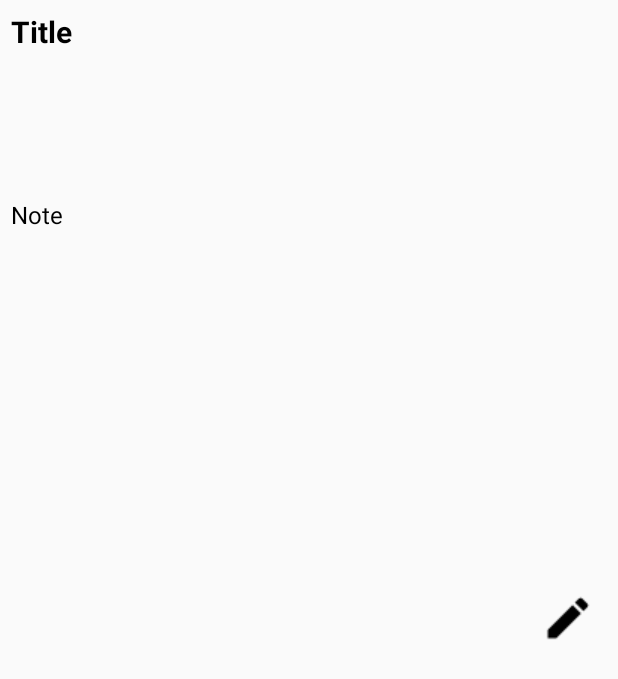
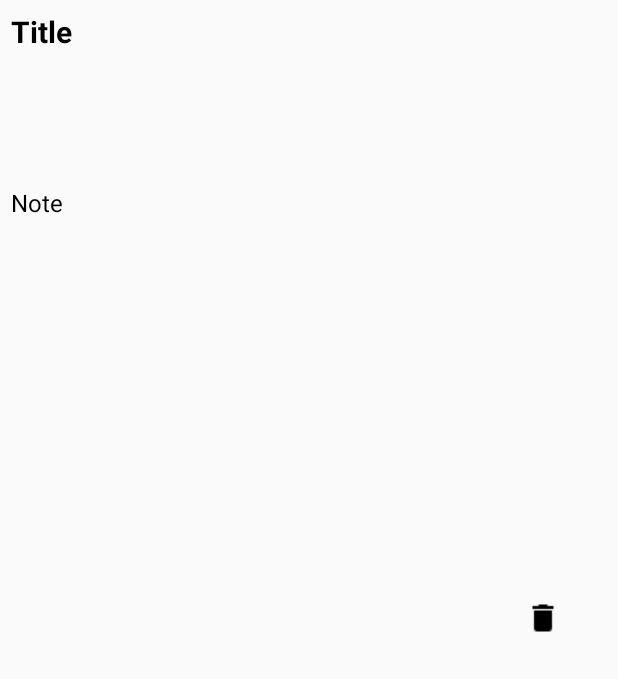
Before and after one commit to tran-haison/Take-Note, an Android app: the layout note_layout.xml on its own in the app's theme, with its tools: preview values and no code run, on a phone screen of 412 x 824 dp. Shown: the top 679 px of the screen. Run offline under Robolectric (Android 15) with nearby library versions, the phone set to English and light mode, and no system bars.

Commit message:
Update a lot

```diff
--- a/TakeNote/app/src/main/java/firstproject/tranhaison/takenote/AddNoteActivity.java
+++ b/TakeNote/app/src/main/java/firstproject/tranhaison/takenote/AddNoteActivity.java
@@ -54,6 +54,8 @@ public class AddNoteActivity extends AppCompatActivity {
 
                     Intent intent = new Intent(AddNoteActivity.this, ViewNoteActivity.class);
                     startActivity(intent);
+
+                    overridePendingTransition(R.anim.anim_enter_from_right, R.anim.anim_exit_to_left);
                 }
             }
         });
@@ -94,6 +96,7 @@ public class AddNoteActivity extends AppCompatActivity {
                     boolean isEdited = myDB.updateNote(editedNote.getId(), title, note);
                     if (isEdited) {
                         startActivity(intent);
+                        overridePendingTransition(R.anim.anim_enter_from_right, R.anim.anim_exit_to_left);
                     } else {
                         Toast.makeText(AddNoteActivity.this, "Nothing is chosen to be edited!", Toast.LENGTH_SHORT).show();
                         Toast.makeText(AddNoteActivity.this, "You should add a new note", Toast.LENGTH_SHORT).show();
--- a/TakeNote/app/src/main/java/firstproject/tranhaison/takenote/MainActivity.java
+++ b/TakeNote/app/src/main/java/firstproject/tranhaison/takenote/MainActivity.java
@@ -29,6 +29,7 @@ public class MainActivity extends AppCompatActivity {
             public void onClick(View v) {
                 Intent intent = new Intent(MainActivity.this, AddNoteActivity.class);
                 startActivity(intent);
+                overridePendingTransition(R.anim.anim_enter_from_right, R.anim.anim_exit_to_left);
             }
         });
     }
@@ -39,6 +40,7 @@ public class MainActivity extends AppCompatActivity {
             public void onClick(View v) {
                 Intent intent = new Intent(MainActivity.this, ViewNoteActivity.class);
                 startActivity(intent);
+                overridePendingTransition(R.anim.anim_enter_from_right, R.anim.anim_exit_to_left);
             }
         });
     }
--- a/TakeNote/app/src/main/res/layout/note_layout.xml
+++ b/TakeNote/app/src/main/res/layout/note_layout.xml
@@ -4,10 +4,12 @@
     android:layout_height="match_parent"
     android:layout_width="match_parent"
     android:weightSum="10"
-    xmlns:android="http://schemas.android.com/apk/res/android">
+    xmlns:android="http://schemas.android.com/apk/res/android"
+    android:baselineAligned="false">
 
     <LinearLayout
         android:layout_weight="8.5"
+        android:weightSum="10"
         android:orientation="vertical"
         android:layout_width="0dp"
         android:layout_height="match_parent">
@@ -31,7 +33,7 @@
             android:text="@string/note2"
             android:textSize="16sp"
             android:textColor="#000000"
-            android:layout_weight="8"/>
+            android:layout_weight="9"/>
 
     </LinearLayout>
 
@@ -40,16 +42,14 @@
         android:layout_width="0dp"
         android:layout_height="match_parent" >
 
-        <ImageButton
-            android:id="@+id/imageButtonEdit"
+        <ImageView
+            android:id="@+id/imageViewDelete"
             android:layout_width="wrap_content"
             android:layout_height="wrap_content"
             android:layout_gravity="center_vertical"
-            android:layout_margin="5dp"
             android:background="@null"
             android:contentDescription="@string/todo"
-            android:padding="5dp"
-            android:src="@drawable/baseline_edit_black_36dp" />
+            android:src="@drawable/baseline_delete_black_24dp" />
 
     </LinearLayout>
 
```
Also changed, not shown: TakeNote/app/src/main/java/firstproject/tranhaison/takenote/NoteAdapter.java (+41 -16 lines), TakeNote/app/src/main/java/firstproject/tranhaison/takenote/ViewNoteActivity.java (+3 -42 lines), TakeNote/app/src/main/res/anim/anim_enter_from_left.xml (added, +9 -0 lines), TakeNote/app/src/main/res/anim/anim_enter_from_right.xml (added, +9 -0 lines), TakeNote/app/src/main/res/anim/anim_exit_to_left.xml (added, +8 -0 lines), TakeNote/app/src/main/res/anim/anim_exit_to_right.xml (added, +9 -0 lines), TakeNote/app/src/main/res/anim/anim_listview.xml (added, +13 -0 lines), TakeNote/app/src/main/res/drawable-v24/baseline_create_black_24dp.png (added), TakeNote/app/src/main/res/drawable-v24/baseline_delete_black_24dp.png (added), TakeNote/app/src/main/res/drawable-v24/baseline_edit_black_36dp.png (deleted).
